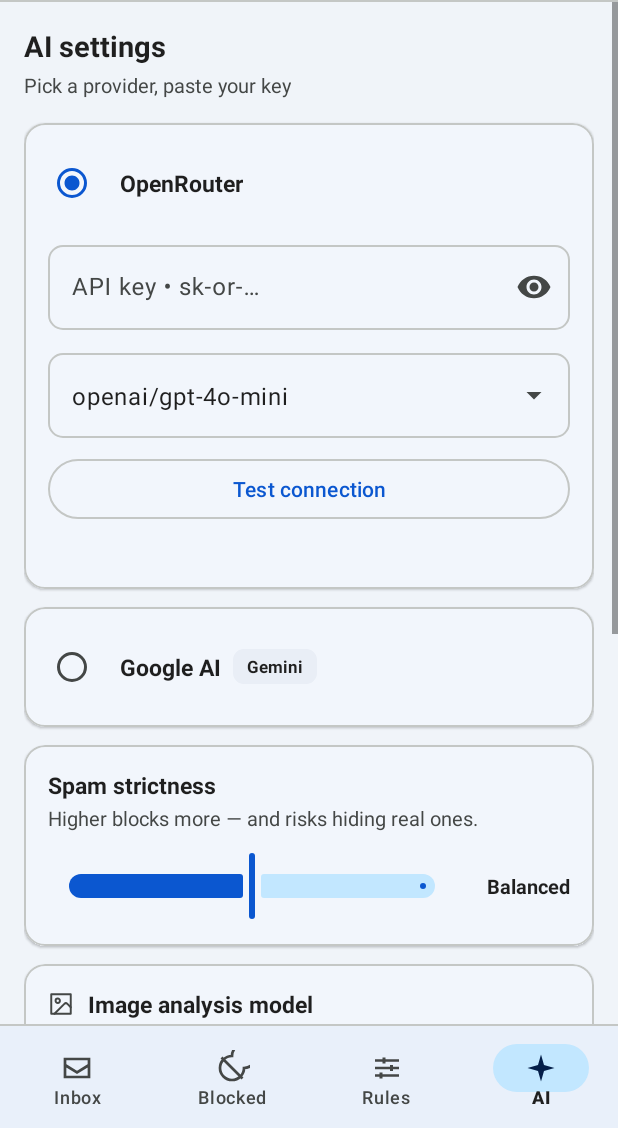
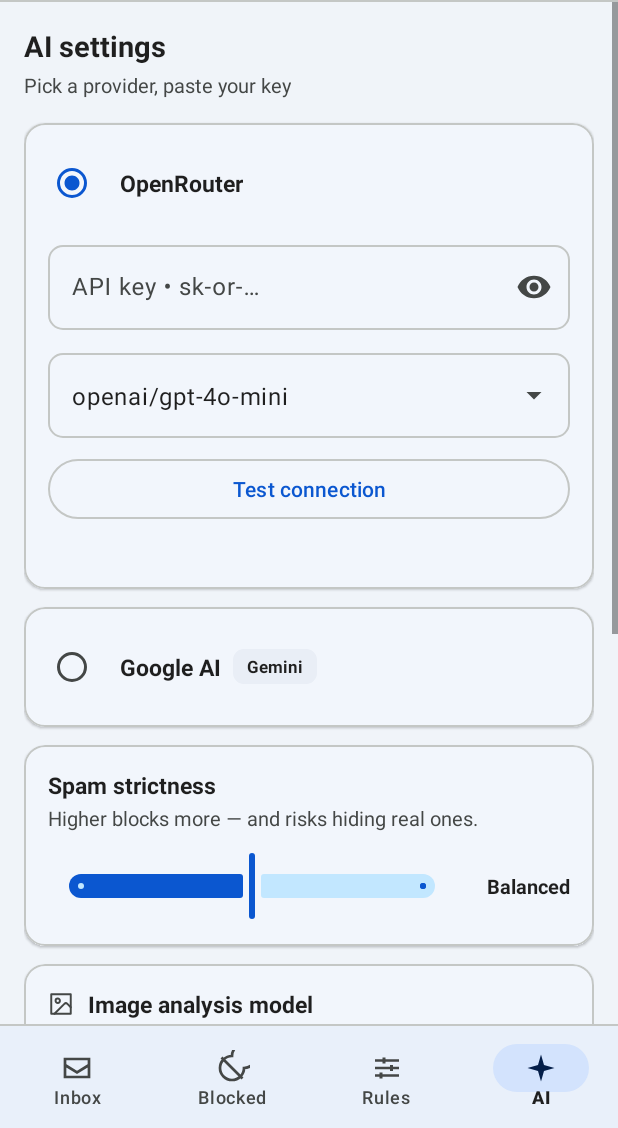
Before and after one commit to getnakib/notifilter, an Android app: the MainActivity screen opened directly, with no data from a screen before it, item 4 of the bottom bar chosen, on a phone screen of 412 x 824 dp, the part 108-1236 px from its top. Run offline under Robolectric (Android 15) with nearby library versions, the phone set to English and light mode, and no system bars.

Commit message:
Fix build: remove non-existent Material attrs
Material 1.12.0 has no app:itemActiveIndicatorColor XML attribute
(NavigationBarView only exposes itemActiveIndicatorStyle) and no
app:stepSize for Slider (it is android:stepSize). Verified against the
material-1.12.0 AAR R.txt.
- activity_main.xml: drop app:itemActiveIndicatorColor; the active pill
  colour (primary-container) is now set in MainActivity via
  setItemActiveIndicatorColor().
- fragment_ai.xml: app:stepSize -> android:stepSize.

```diff
--- a/app/src/main/java/com/nakib/notifilter/ui/MainActivity.kt
+++ b/app/src/main/java/com/nakib/notifilter/ui/MainActivity.kt
@@ -83,6 +83,12 @@ class MainActivity : AppCompatActivity() {
         }
 
         nav = findViewById(R.id.bottom_nav)
+        // Active pill colour (primary-container). There is no
+        // app:itemActiveIndicatorColor XML attribute in Material 1.12.0,
+        // so it is set in code instead.
+        nav.itemActiveIndicatorColor = android.content.res.ColorStateList.valueOf(
+            androidx.core.content.ContextCompat.getColor(this, R.color.md_primary_container)
+        )
         nav.setOnItemSelectedListener { item ->
             val fragment: Fragment = when (item.itemId) {
                 R.id.nav_blocked -> BlockedFragment()
--- a/app/src/main/res/layout/activity_main.xml
+++ b/app/src/main/res/layout/activity_main.xml
@@ -100,7 +100,6 @@
         android:layout_width="match_parent"
         android:layout_height="68dp"
         android:background="@color/md_surface"
-        app:itemActiveIndicatorColor="@color/md_primary_container"
         app:itemIconTint="@color/nav_icon_tint"
         app:itemTextColor="@color/nav_text_color"
         app:labelVisibilityMode="labeled"
--- a/app/src/main/res/layout/fragment_ai.xml
+++ b/app/src/main/res/layout/fragment_ai.xml
@@ -330,7 +330,7 @@
                         android:value="1"
                         android:valueFrom="0"
                         android:valueTo="2"
-                        app:stepSize="1" />
+                        android:stepSize="1" />
 
                     <TextView
                         android:id="@+id/strictness_value"
```
